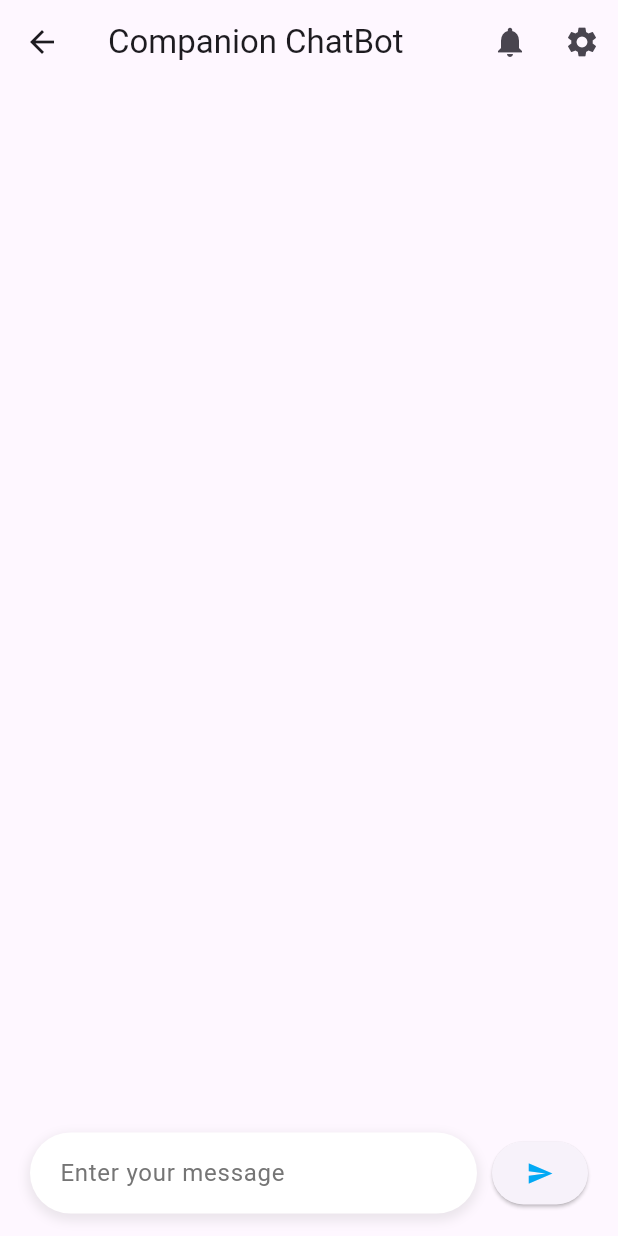
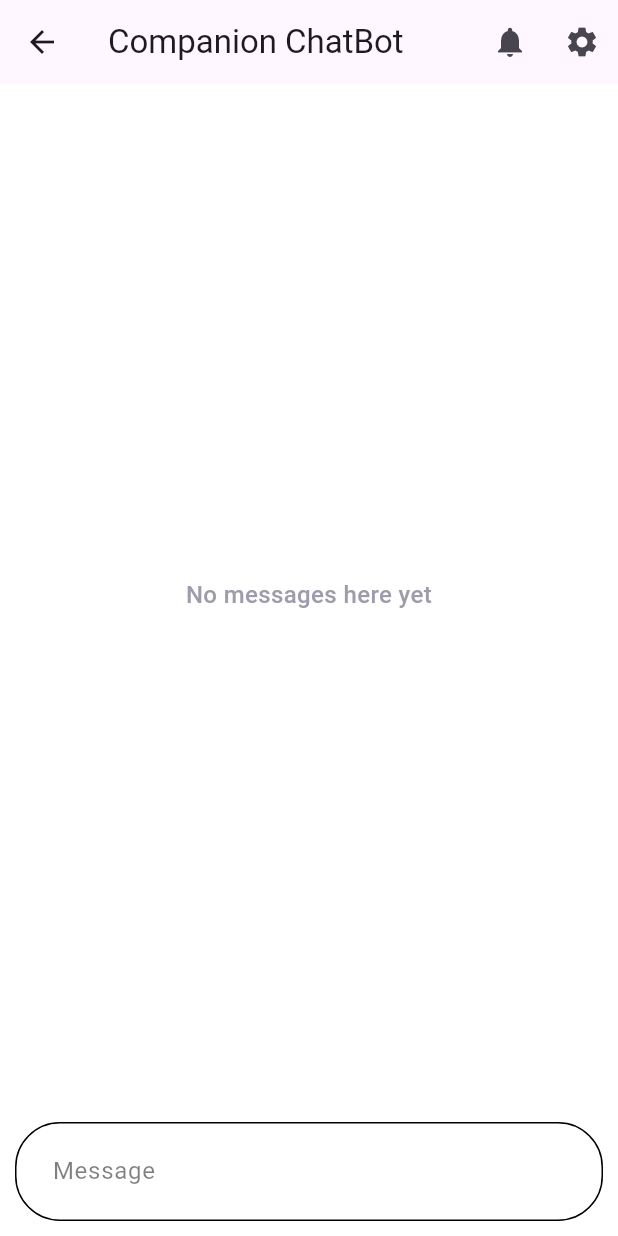
Before and after one commit to katendejericho5/mental-health-bot2, a Flutter app: the CompanionChatBot screen opened directly with empty values, on a phone screen of 412 x 824 dp. Run offline on Flutter 3.47's test engine with Material 3 defaults, Android fonts, the phone set to English and light mode, and no system bars; our stand-ins replace flutter_chat_types, flutter_chat_ui, flutter_svg, font_awesome_flutter, icons_plus, image_picker and 2 more.

Commit message:
ChatUI v3

```diff
--- a/Frontend/lib/screens/Home/companion_chatbot.dart
+++ b/Frontend/lib/screens/Home/companion_chatbot.dart
@@ -1,5 +1,6 @@
 import 'package:flutter/material.dart';
-import 'package:mentalhealth/models/models.dart';
+import 'package:flutter_chat_ui/flutter_chat_ui.dart';
+import 'package:flutter_chat_types/flutter_chat_types.dart' as types;
 import 'package:mentalhealth/services/api_service.dart';
 
 class CompanionChatBot extends StatefulWidget {
@@ -14,24 +15,39 @@ class CompanionChatBot extends StatefulWidget {
 class _CompanionChatBotState extends State<CompanionChatBot> {
   final TextEditingController _controller = TextEditingController();
   final ApiService _apiService = ApiService();
-  final List<Message> _messages = [];
+  final List<types.Message> _messages = [];
 
-  void _sendMessage() async {
-    final userInput = _controller.text;
+  void _sendMessage(types.PartialText message) async {
+    final userInput = message.text;
     if (userInput.isNotEmpty) {
       setState(() {
-        _messages.add(Message(text: userInput, isUser: true));
+        _messages.add(types.TextMessage(
+          author: types.User(id: 'user'),
+          createdAt: DateTime.now().millisecondsSinceEpoch,
+          id: DateTime.now().toString(),
+          text: userInput,
+        ));
       });
 
       try {
         final response =
             await _apiService.getChatbotResponse(userInput, widget.threadId);
         setState(() {
-          _messages.add(Message(text: response, isUser: false));
+          _messages.add(types.TextMessage(
+            author: types.User(id: 'bot'),
+            createdAt: DateTime.now().millisecondsSinceEpoch,
+            id: DateTime.now().toString(),
+            text: response,
+          ));
         });
       } catch (e) {
         setState(() {
-          _messages.add(Message(text: "Error: ${e.toString()}", isUser: false));
+          _messages.add(types.TextMessage(
+            author: types.User(id: 'bot'),
+            createdAt: DateTime.now().millisecondsSinceEpoch,
+            id: DateTime.now().toString(),
+            text: "Error: ${e.toString()}",
+          ));
         });
       }
 
@@ -59,104 +75,42 @@ class _CompanionChatBotState extends State<CompanionChatBot> {
           ),
         ],
       ),
-      body: Column(
-        children: [
-          Expanded(
-            child: ListView.builder(
-              itemCount: _messages.length,
-              itemBuilder: (context, index) {
-                final message = _messages[index];
-                return Align(
-                  alignment: message.isUser
-                      ? Alignment.centerLeft
-                      : Alignment.centerRight,
-                  child: Container(
-                    margin: const EdgeInsets.symmetric(vertical: 4.0, horizontal: 8.0),
-                    padding: const EdgeInsets.all(10.0),
-                    decoration: BoxDecoration(
-                      color: message.isUser ? Colors.blue : Colors.grey[300],
-                      borderRadius: BorderRadius.only(
-                        topLeft: Radius.circular(12.0),
-                        topRight: Radius.circular(12.0),
-                        bottomLeft: message.isUser ? Radius.circular(0) : Radius.circular(12.0),
-                        bottomRight: message.isUser ? Radius.circular(12.0) : Radius.circular(0),
-                      ),
-                    ),
-                    child: Row(
-                      crossAxisAlignment: CrossAxisAlignment.start,
-                      children: [
-                        CircleAvatar(
-                          backgroundImage: AssetImage(
-                            message.isUser
-                                ? 'assets/user_icon.png' // Update with your actual user icon path
-                                : 'assets/bot_icon.png', // Update with your actual bot icon path
-                          ),
-                          radius: 20,
-                        ),
-                        const SizedBox(width: 10),
-                        Expanded(
-                          child: Text(
-                            message.text,
-                            style: TextStyle(
-                              color: message.isUser ? Colors.white : Colors.black,
-                            ),
-                          ),
-                        ),
-                      ],
-                    ),
-                  ),
-                );
-              },
+      body: Chat(
+        messages: _messages,
+        onSendPressed: (message) {
+          _sendMessage(message);
+        },
+        user: types.User(id: 'user'),
+        showUserAvatars: true,
+        showUserNames: true,
+        scrollPhysics: const BouncingScrollPhysics(),
+        keyboardDismissBehavior: ScrollViewKeyboardDismissBehavior.onDrag,
+        theme: DefaultChatTheme(
+          // INPUT TEXTFIELD THEME
+          inputTextCursorColor: Colors.blue,
+          inputSurfaceTintColor: Colors.yellow,
+          inputBackgroundColor: Colors.white,
+          inputTextColor: Colors.black,
+          sendButtonIcon: const Icon(Icons.send, color: Colors.lightBlue),
+          inputMargin: const EdgeInsets.symmetric(horizontal: 10, vertical: 10),
+          inputTextStyle: const TextStyle(
+            color: Colors.black,
+          ),
+          inputBorderRadius: const BorderRadius.horizontal(
+            left: Radius.circular(10),
+            right: Radius.circular(10),
+          ),
+          inputContainerDecoration: BoxDecoration(
+            color: Colors.white,
+            border: Border.all(color: Colors.black, width: 1.0),
+            borderRadius: const BorderRadius.horizontal(
+              left: Radius.circular(30),
+              right: Radius.circular(30),
             ),
           ),
-          Container(
-            padding: const EdgeInsets.symmetric(horizontal: 20, vertical: 15),
-            child: Row(
-              children: [
-                Expanded(
-                  child: Container(
-                    decoration: BoxDecoration(
-                      color: Colors.white,
-                      borderRadius: BorderRadius.circular(30),
-                      boxShadow: [
-                        BoxShadow(
-                          color: Colors.grey.withOpacity(0.2),
-                          spreadRadius: 2,
-                          blurRadius: 5,
-                          offset: const Offset(0, 3),
-                        ),
-                      ],
-                    ),
-                    child: TextField(
-                      controller: _controller,
-                      decoration: InputDecoration(
-                        hintText: 'Enter your message',
-                        hintStyle: TextStyle(color: Colors.grey[600]),
-                        border: InputBorder.none,
-                        contentPadding: const EdgeInsets.symmetric(
-                            horizontal: 20, vertical: 15),
-                      ),
-                      style: const TextStyle(fontSize: 16),
-                    ),
-                  ),
-                ),
-                const SizedBox(width: 10),
-                ElevatedButton(
-                  onPressed: _sendMessage,
-                  style: ElevatedButton.styleFrom(
-                    foregroundColor: Colors.blueAccent,
-                    shape: RoundedRectangleBorder(
-                      borderRadius: BorderRadius.circular(30),
-                    ),
-                    padding: const EdgeInsets.symmetric(
-                        horizontal: 20, vertical: 12),
-                  ),
-                  child: const Icon(Icons.send, color: Colors.lightBlue),
-                ),
-              ],
-            ),
-          ),
-        ],
+          // OTHER CHANGES IN THEME
+          primaryColor: Colors.blue,
+        ),
       ),
     );
   }
```
